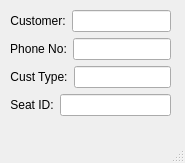
The window that SeatInfo.ui (Dragon-Aurora/TheatreBookingSystem) describes before a commit, drawn with Qt 5.
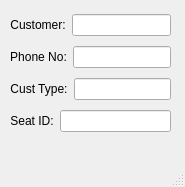
The same window after the commit.

Commit message: fix ui top level names so that we do not have to hand edit generated py files

Diff of the .ui file:
```diff
--- a/SeatInfo.ui
+++ b/SeatInfo.ui
@@ -7,7 +7,7 @@
     <x>0</x>
     <y>0</y>
     <width>185</width>
-    <height>163</height>
+    <height>187</height>
    </rect>
   </property>
   <property name="windowTitle">
@@ -20,7 +20,7 @@
       <x>10</x>
       <y>10</y>
       <width>161</width>
-      <height>108</height>
+      <height>128</height>
      </rect>
     </property>
     <layout class="QVBoxLayout" name="verticalLayout">
```
Left out of the diff: 8 changed lines with no effect on the pictures. The commit also changes 7 other files.
